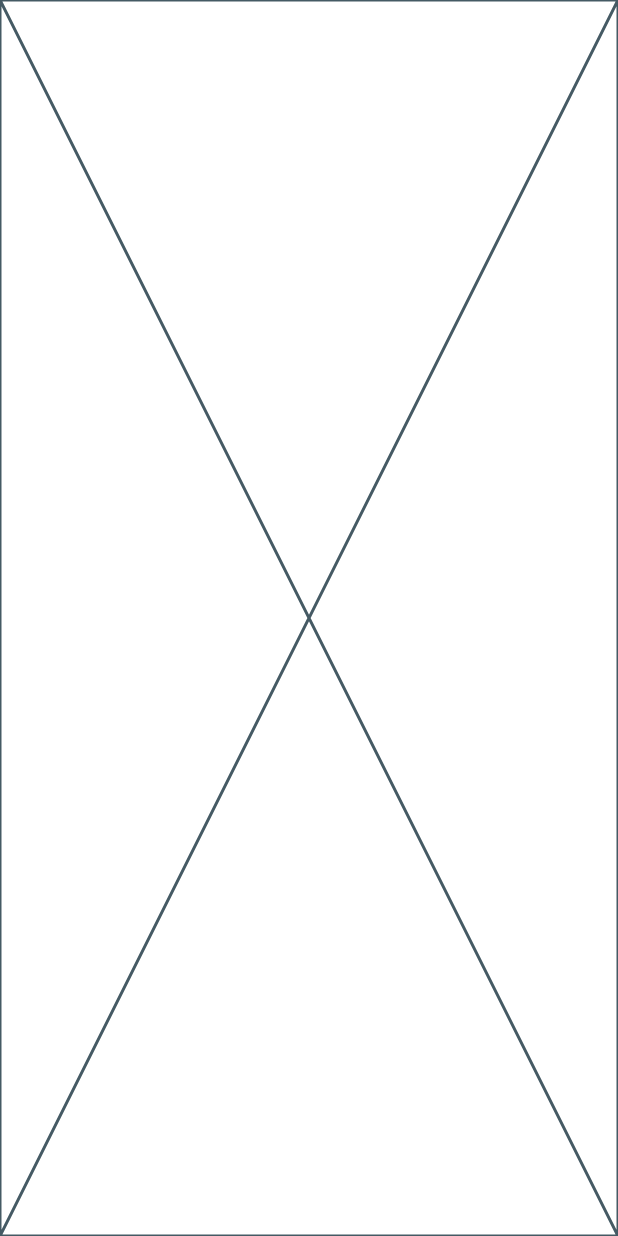
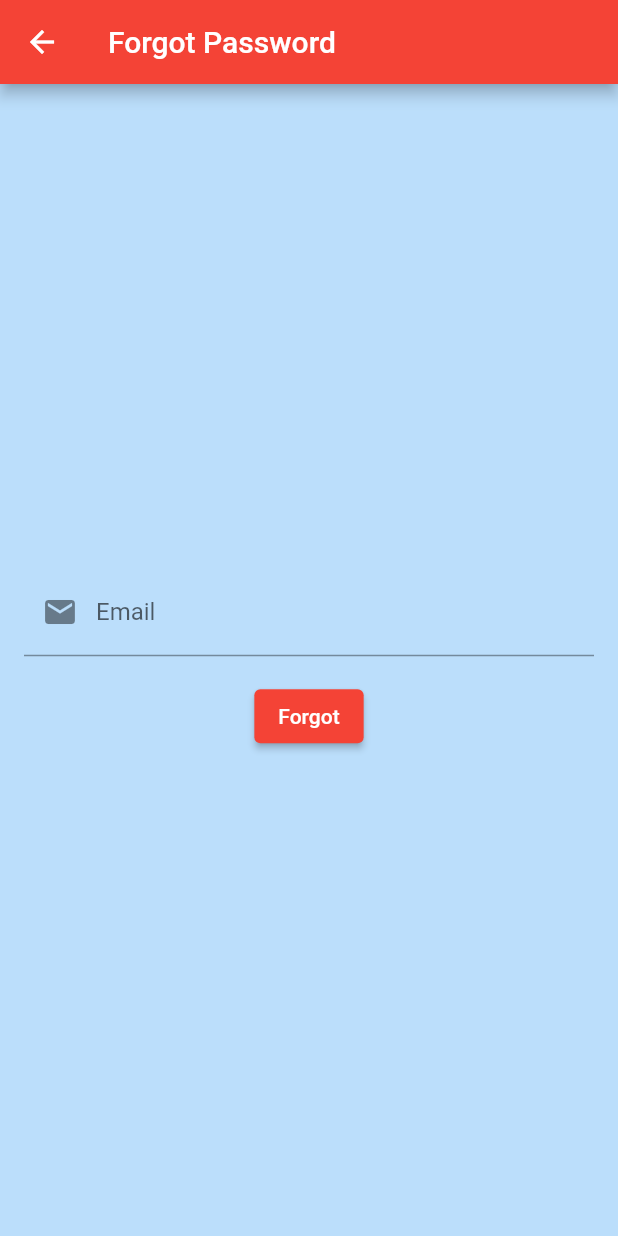
Before and after one commit to ralf-vb/restoapp, a Flutter app: the screen it shows after launch, after a tap on "Login", after a tap on "Forgot Password", on a phone screen of 412 x 824 dp. Run offline on Flutter 3.47's test engine with Material 2 defaults, Android fonts, the phone set to English and light mode, and no system bars.

Commit message:
loginpage.dart added

```diff
--- a/lib/scr/screens/forgotpassword.dart
+++ b/lib/scr/screens/forgotpassword.dart
@@ -1,10 +1,77 @@
 import 'package:flutter/material.dart';
+import '../screens/loginpage.dart';
 
-class forgotpassword extends StatelessWidget {
+class forgotpassword extends StatefulWidget {
   const forgotpassword({Key? key}) : super(key: key);
 
   @override
+  _forgotpasswordState createState() => _forgotpasswordState();
+}
+
+class _forgotpasswordState extends State<forgotpassword> {
+  final _formKey = GlobalKey<FormState>();
+
+  String? _email;
+
+
+  @override
   Widget build(BuildContext context) {
-    return const Placeholder();
+    return Scaffold(
+      backgroundColor: Colors.blue[100], // Set your desired background color here
+      appBar: AppBar(
+        title: const Text('Forgot Password'),
+      ),
+      body: Padding(
+      padding: const EdgeInsets.all(16.0),
+      child: Form(
+        key: _formKey,
+        child: Column(
+          mainAxisAlignment: MainAxisAlignment.center,
+          children: [
+        TextFormField(
+        decoration: InputDecoration(
+        labelText: 'Email',
+          prefixIcon: Icon(Icons.email),
+        ),
+        validator: (value) {
+          if (value == null || value.isEmpty) {
+            return 'Please enter your email';
+          }
+          if (!isValidEmail(value)) {
+            return 'Please enter a valid email';
+          }
+          return null;
+        },
+        onSaved: (value) {
+          _email = value;
+        },
+          ),
+            const SizedBox(height: 16.0),
+            ElevatedButton(
+              onPressed: () {
+                if (_formKey.currentState!.validate()) {
+                  _formKey.currentState!.save();
+                  // Perform login logic here using _email and _password
+                  Navigator.push(
+                    context,
+                    MaterialPageRoute(builder: (context) => loginpage()),
+                  );
+                }
+              },
+              child: const Text('Forgot'),
+            ),
+        ],
+       ),
+      ),
+      ),
+    );
+  }
+
+  bool isValidEmail(String email) {
+    // Perform your email validation here
+    // You can use regular expressions or any other method
+    // to validate the email format
+    // For simplicity, this example checks if the email contains '@' symbol
+    return email.contains('@');
   }
 }
--- a/lib/scr/screens/loginpage.dart
+++ b/lib/scr/screens/loginpage.dart
@@ -1,4 +1,5 @@
 import 'package:flutter/material.dart';
+import 'package:restoapp/scr/widgets/commons.dart';
 import '../screens/registrationpage.dart';
 import '../screens/forgotpassword.dart';
 import '../screens/home.dart';
@@ -21,6 +22,7 @@ class _loginpageState extends State<loginpage> {
   @override
   Widget build(BuildContext context) {
     return Scaffold(
+      backgroundColor: Colors.blue[100], // Set your desired background color here
       body: Padding(
         padding: const EdgeInsets.all(16.0),
         child: Form(
@@ -63,7 +65,7 @@ class _loginpageState extends State<loginpage> {
                   _password = value;
                 },
               ),
-              const SizedBox(height: 16.0),
+              const SizedBox(height: 16.00),
               ElevatedButton(
                 onPressed: () {
                   if (_formKey.currentState!.validate()) {
@@ -75,9 +77,14 @@ class _loginpageState extends State<loginpage> {
                     );
                   }
                 },
+                style: ButtonStyle(
+                  backgroundColor: MaterialStateProperty.all<Color>(red), // Change the color here
+                ),
                 child: const Text('Login'),
               ),
-              const SizedBox(height: 10.0),
+              Row(
+                mainAxisAlignment: MainAxisAlignment.spaceEvenly,
+                children: [
                   GestureDetector(
                     onTap: () {
                       Navigator.push(
@@ -89,10 +96,10 @@ class _loginpageState extends State<loginpage> {
                       'Forgot Password',
                       style: TextStyle(
                         decoration: TextDecoration.underline,
+                        color: Colors.blue,
                       ),
                     ),
                   ),
-              const SizedBox(height: 5.0),
                   TextButton(
                     onPressed: () {
                       Navigator.push(
@@ -101,6 +108,8 @@ class _loginpageState extends State<loginpage> {
                       );
                     },
                     child: const Text('Register'),
+                  ),
+                ],
               ),
             ],
           ),
--- a/lib/scr/screens/registrationpage.dart
+++ b/lib/scr/screens/registrationpage.dart
@@ -18,6 +18,7 @@ class _registrationpageState extends State<registrationpage> {
   @override
   Widget build(BuildContext context) {
     return Scaffold(
+      backgroundColor: Colors.blue[100], // Set your desired background color here
       appBar: AppBar(
         title: const Text('Registration Page'),
       ),
```
Also changed, not shown: lib/scr/screens/home.dart (+60 -16 lines). Lines whose indentation alone changed are shown as unchanged.
